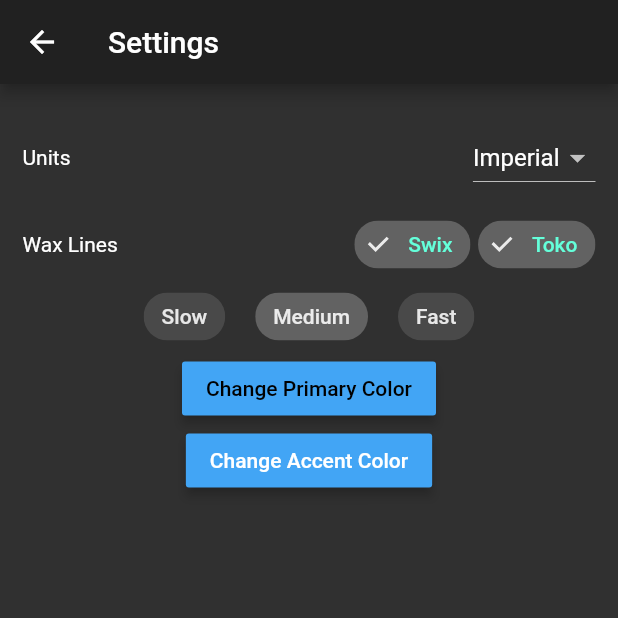
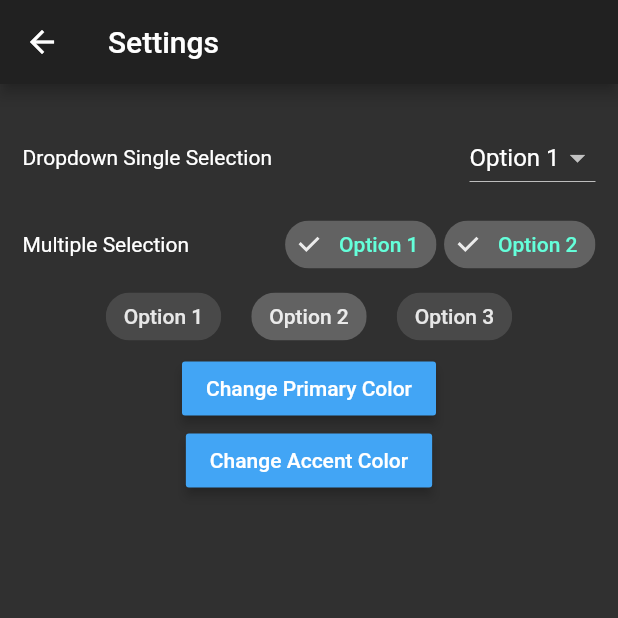
Before and after one commit to Bluebar1/wikimap, a Flutter app: the Settings screen opened directly, on a phone screen of 412 x 824 dp, the top half of it. Run offline on Flutter 3.47's test engine with Material 2 defaults, Android fonts, the phone set to English and light mode, and no system bars; our stand-ins replace flutter_colorpicker, google_maps_flutter, shared_preferences; accounts and stored records are empty.

Commit message:
Bug Fixed For Demo

```diff
--- a/lib/pages/settings.dart
+++ b/lib/pages/settings.dart
@@ -22,13 +22,13 @@ class Settings extends StatelessWidget {
             child: Row(
               mainAxisAlignment: MainAxisAlignment.spaceBetween,
               children: <Widget>[
-                Text('Units'),
+                Text('Dropdown Single Selection'),
                 DropdownButton<String>(
-                  value: settingsProvider.units,
+                  value: settingsProvider.dropdownSingleSelection,
                   onChanged: (String value) {
-                    settingsProvider.setUnits(value);
+                    settingsProvider.setDropdownSingleSelection(value);
                   },
-                  items: <String>['Imperial', 'Metric']
+                  items: <String>['Option 1', 'Option 2']
                       .map<DropdownMenuItem<String>>((String value) {
                     return DropdownMenuItem<String>(
                         value: value, child: Text(value));
@@ -37,40 +37,40 @@ class Settings extends StatelessWidget {
               ],
             ),
           ),
-          SizedBox(height: 10.0,),
+          SizedBox(height: 10.0),
           Padding(
             padding: const EdgeInsets.symmetric(horizontal: 15.0),
             child: Row(
               mainAxisAlignment: MainAxisAlignment.spaceBetween,
               children: <Widget>[
-                Text('Wax Lines'),
+                Text('Multiple Selection'),
                 Container(
                   child: Wrap(
                     spacing: 5.0,
                     runSpacing: 5.0,
                     children: <Widget>[
                       FilterChip(
-                        label: Text('Swix',
+                        label: Text('Option 1',
                             style: TextStyle(color: Theme.of(context).accentColor)),
-                        selected: (settingsProvider.waxLines.contains('Swix')) ? true : false,
+                        selected: (settingsProvider.multipleSelection.contains('Option 1')) ? true : false,
                         onSelected: (bool value) {
                           if (value == true){
-                            settingsProvider.addWaxLine('Swix');
+                            settingsProvider.addMultipleSelection('Option 1');
                           } else {
-                            settingsProvider.removeWaxLine('Swix');
+                            settingsProvider.removeMultipleSelection('Option 1');
                           }
                         },
                       ),
                       FilterChip(
-                        label: Text('Toko',
+                        label: Text('Option 2',
                             style:
                             TextStyle(color: Theme.of(context).accentColor)),
-                        selected: (settingsProvider.waxLines.contains('Toko')) ? true : false,
+                        selected: (settingsProvider.multipleSelection.contains('Option 2')) ? true : false,
                         onSelected: (bool value) {
                           if (value == true){
-                            settingsProvider.addWaxLine('Toko');
+                            settingsProvider.addMultipleSelection('Option 2');
                           } else {
-                            settingsProvider.removeWaxLine('Toko');
+                            settingsProvider.removeMultipleSelection('Option 2');
                           }
                         },
                       ),
@@ -87,9 +87,9 @@ class Settings extends StatelessWidget {
               3, (int index) {
               return ChoiceChip(
                 label: Text('${settingsProvider.speedString[index]}'),
-                selected: settingsProvider.speedSelect == index,
+                selected: settingsProvider.singleSelection == index,
                 onSelected: (bool selected) {
-                  selected ? settingsProvider.setSpeedSelect(index) : settingsProvider.setSpeedSelect(null);
+                  selected ? settingsProvider.setSingleSelection(index) : settingsProvider.setSingleSelection(null);
                 },
               );
             },
@@ -132,7 +132,7 @@ class Settings extends StatelessWidget {
             },
             child: const Text('Change Primary Color'),
             color: settingsProvider.themeColor,
-            textColor: useWhiteForeground(Colors.white)
+            textColor: useWhiteForeground(settingsProvider.themeColor)
                 ? const Color(0xffffffff)
                 : const Color(0xff000000),
           ),
--- a/lib/pages/wiki_search_results.dart
+++ b/lib/pages/wiki_search_results.dart
@@ -38,7 +38,7 @@ class WikiSearchResults extends StatelessWidget {
                             image: DecorationImage(
                                 image: NetworkImage(wikiArticleProvider.imageUrlList[index]),
                                 fit: BoxFit.cover,
-                                colorFilter: ColorFilter.mode(Color.fromRGBO(0, 0, 0, .75), BlendMode.darken)
+                                colorFilter: ColorFilter.mode(Color.fromRGBO(0, 0, 0, .55), BlendMode.darken)
                             )
                         ),
                         //height: 165.0,
--- a/lib/providers/settings_provider.dart
+++ b/lib/providers/settings_provider.dart
@@ -1,34 +1,36 @@
-import 'dart:async';
-
 import 'package:flutter/material.dart';
 import 'package:shared_preferences/shared_preferences.dart';
-import 'package:http/http.dart' as http;
 import 'package:wiki_map/providers/theme_provider.dart';
 
+/*
+Created NB 3/21/2020
 
+This Provider class stores information for the Settings (settings.dart) class
+The first 3 widgets on the settings page are just examples and don't change anything else,
+but they are able to store if those selections even if the app in closed or turned off
+ */
 class SettingsProvider with ChangeNotifier{
-  String _units;
-  List<String> _waxLines;
-  List<String> _speedString;
-  int _speedSelect;
+  String _dropdownSingleSelection;
+  List<String> _multipleSelection;
+  List<String> _singleSelection;
+  int _singleSelectionChoice;
   Color _themeColor;
   Color _accentColor;
-  //TODO add custom theme color setting
 
   SettingsProvider(ThemeProvider themeProvider) {
-    _units='Imperial';
-    _waxLines = ['Swix','Toko'];
-    _speedSelect = 1;
-    _speedString = ['Slow','Medium','Fast'];
+    _dropdownSingleSelection='Option 1';
+    _multipleSelection = ['Option 1','Option 2'];
+    _singleSelectionChoice = 1;
+    _singleSelection = ['Option 1','Option 2','Option 3'];
     _themeColor = Color(themeProvider.hexOfCurrentPrimary);
     _accentColor = Color(themeProvider.hexOfCurrentBackground);
     loadPreferences();
   }
 
-  String get units => _units;
-  List<String> get waxLines => _waxLines;
-  int get speedSelect => _speedSelect;
-  List<String> get speedString => _speedString;
+  String get dropdownSingleSelection => _dropdownSingleSelection;
+  List<String> get multipleSelection => _multipleSelection;
+  int get singleSelection => _singleSelectionChoice;
+  List<String> get speedString => _singleSelection;
   Color get themeColor => _themeColor;
   Color get accentColor => _accentColor;
 
@@ -46,34 +48,34 @@ class SettingsProvider with ChangeNotifier{
     savePreferences();
   }
 
-  void setUnits(String units) {
-    _units = units;
+  void setDropdownSingleSelection(String units) {
+    _dropdownSingleSelection = units;
     notifyListeners();
     savePreferences();
   }
 
-  void setSpeedSelect(int speedSelect) {
-    _speedSelect = speedSelect;
+  void setSingleSelection(int speedSelect) {
+    _singleSelectionChoice = speedSelect;
     notifyListeners();
     savePreferences();
   }
 
-  void _setWaxLines(List<String> waxLines) {
-    _waxLines = waxLines;
+  void _setMultipleSelection(List<String> waxLines) {
+    _multipleSelection = waxLines;
     notifyListeners();
   }
 
-  void addWaxLine(String waxLine) {
-    if (_waxLines.contains(waxLine) == false) {
-      _waxLines.add(waxLine);
+  void addMultipleSelection(String waxLine) {
+    if (_multipleSelection.contains(waxLine) == false) {
+      _multipleSelection.add(waxLine);
       notifyListeners();
       savePreferences();
     }
   }
 
-  void removeWaxLine(String waxLine) {
-    if (_waxLines.contains(waxLine) == true) {
-      _waxLines.remove(waxLine);
+  void removeMultipleSelection(String waxLine) {
+    if (_multipleSelection.contains(waxLine) == true) {
+      _multipleSelection.remove(waxLine);
       notifyListeners();
       savePreferences();
     }
@@ -81,20 +83,19 @@ class SettingsProvider with ChangeNotifier{
 
   savePreferences() async {
     SharedPreferences prefs = await SharedPreferences.getInstance();
-    prefs.setString('units', _units);
-    prefs.setStringList('waxLines', _waxLines);
-    prefs.setInt('speedSelect', _speedSelect);
+    prefs.setString('dropdownSingleSelection', _dropdownSingleSelection);
+    prefs.setStringList('multipleSelection', _multipleSelection);
+    prefs.setInt('singleSelection', _singleSelectionChoice);
   }
 
   loadPreferences() async {
     SharedPreferences prefs = await SharedPreferences.getInstance();
-    String units = prefs.getString('units');
-    List<String> waxLines = prefs.getStringList('waxLines');
-    int speedSelect = prefs.getInt('speedSelect');
+    String dropdownSingleSelection = prefs.getString('dropdownSingleSelection');
+    List<String> multipleSelection = prefs.getStringList('multipleSelection');
+    int singleSelection = prefs.getInt('singleSelection');
 
-    if (units != null) setUnits(units);
-    if (waxLines != null) _setWaxLines(waxLines);
-    if (speedSelect != null) setSpeedSelect(speedSelect);
+    if (dropdownSingleSelection != null) setDropdownSingleSelection(dropdownSingleSelection);
+    if (multipleSelection != null) _setMultipleSelection(multipleSelection);
+    if (singleSelection != null) setSingleSelection(singleSelection);
   }
-
 }
--- a/lib/providers/theme_provider.dart
+++ b/lib/providers/theme_provider.dart
@@ -2,11 +2,26 @@ import 'package:flutter/material.dart';
 import 'package:flutter_colorpicker/flutter_colorpicker.dart';
 import 'package:shared_preferences/shared_preferences.dart';
 
+/*
+Created NB 3/21/2020
+
+This provider class stores the information for theme information for the whole app.
+It is created higher than any other provider in the widget tree because the SettingsProvider
+needs information from the ThemeProvider to build, so the Theme provider must be created first-
+which is why it is initialized in the main.dart file with these lines:
+  ChangeNotifierProvider<ThemeProvider>(
+      create: (_) => ThemeProvider(),
+
+This class uses the shared_preferences.dart package to store this information on the device so that-
+this information will be saved even if the app closes or the device turns off
+ */
 class ThemeProvider with ChangeNotifier {
+  //Member variables
   ThemeData _themeData;
   int _hexOfCurrentPrimary;
   int _hexOfCurrentBackground;
 
+  //Constructor that sets the default theme settings that can be changed and calls loadPreferences() function
   ThemeProvider() {
     _themeData = ThemeData.dark();
     _hexOfCurrentPrimary = 0xFF42A5F5;
@@ -14,24 +29,29 @@ class ThemeProvider with ChangeNotifier {
     loadPreferences();
   }
 
+  //Member get functions
   ThemeData get themeData => _themeData;
   int get hexOfCurrentPrimary => _hexOfCurrentPrimary;
   int get hexOfCurrentBackground => _hexOfCurrentBackground;
 
+  //Member set Functions
+  //if the variable being set is not being listened to from the widget tree or is not being stored in preferences
+  //then notifyListeners() and savePreferences() are not needed
   void setHexCurrentBackground(int hexCurrentBackground) {
     _hexOfCurrentBackground = hexCurrentBackground;
   }
-
   void setHexCurrentPrimary(int hexCurrentPrimary) {
     _hexOfCurrentPrimary = hexCurrentPrimary;
   }
-
   void setTheme(ThemeData themeData) async {
     _themeData = themeData;
     notifyListeners();
     savePreferences();
   }
 
+  //To change variable inside of a ThemeData object,
+  //I needed to create a new ThemeData using the information for the classes current-
+  //_themeData object, and changing its primary color attribute to Color passed in the parameter
   void setPrimaryColor(Color primaryColor) {
     setHexCurrentPrimary(primaryColor.value);
     ThemeData _tempTheme = ThemeData(
@@ -45,7 +65,6 @@ class ThemeProvider with ChangeNotifier {
     );
     setTheme(_tempTheme);
   }
-
   void setBackgroundColor(Color backgroundColor) {
     print('set background color called');
     setHexCurrentBackground(backgroundColor.value);
--- a/lib/providers/user_input_provider.dart
+++ b/lib/providers/user_input_provider.dart
@@ -1,47 +1,57 @@
 import 'package:flutter/material.dart';
 import 'package:google_maps_flutter/google_maps_flutter.dart';
 
+/*
+Created NB 3/21/2020
 
+This provider class stores the data and logic for the the TextField widgets in the Home (home.dart) class.
+The listener is initialized in the widget tree in the app.dart file with the lines:
+  providers: [
+        ChangeNotifierProvider<SettingsProvider>(create: (_) => SettingsProvider(themeProvider)),
+        ChangeNotifierProvider<UserInputProvider>(create: (_) => UserInputProvider())
+      ],
+Multiple Providers can be created at the same time in the widget tree like this, you can see that-
+it is also initializing the SettingsProvider class
+ */
 class UserInputProvider with ChangeNotifier{
+
+  //member variables
   CameraPosition _startingLocation;
-  TextEditingController _latitudeController;
-  TextEditingController _longitudeController;
-  double _inputLatitude;
+  TextEditingController _latitudeController;   //2 different are controllers are-
+  TextEditingController _longitudeController;  //needed for 2 TextField widgets (home.dart)
+  double _inputLatitude;  //stores the current double value of each TextField
   double _inputLongitude;
 
+  //member variable get functions
   CameraPosition get startingLocation => _startingLocation;
   TextEditingController get latitudeController => _latitudeController;
   TextEditingController get longitudeController => _longitudeController;
   double get inputLatitude => _inputLatitude;
   double get inputLongitude => _inputLongitude;
 
+  //class constructor, what is ran when the class is initialized from the widget tree (app.dart)
   UserInputProvider() {
-    print('===========================USER INPUT PROVIDER CONSTRUCTOR CALLED==============================');
     _longitudeController = TextEditingController();
     _latitudeController = TextEditingController();
   }
 
+  //member variable set methods
   void setStartingLocation(double inputLatitude, double inputLongitude) {
-    print('===========================SET STARTING LOCATION METHOD CALLED==============================');
-
-    _startingLocation = CameraPosition(
-      target: LatLng(inputLatitude, inputLongitude),
-      zoom: 13
-    );
+    _startingLocation = CameraPosition(target: LatLng(inputLatitude, inputLongitude), zoom: 13); //TODO make zoom dynamic based on distance of furthest marker
+    //doesn't need to notify listeners because
   }
-
   void setInputLatitude(double inputLatitude) {
     print('SETINPUTLATITUDE CALLED ' + inputLatitude.toString());
     _inputLatitude = inputLatitude;
     notifyListeners();
   }
-
   void setInputLongitude(double inputLongitude) {
     print('SETINPUTLONGITUDE CALLED ' + inputLongitude.toString());
     _inputLongitude = inputLongitude;
     notifyListeners();
   }
 
+  //TODO do I need this function here?
   void dispose() {
     _latitudeController.dispose();
     _longitudeController.dispose();
```
Also changed, not shown: lib/modules/animated_summary.dart (+6 -30 lines), lib/providers/wiki_article_provider.dart (+48 -40 lines), lib/providers/wiki_info_provider.dart (deleted).
